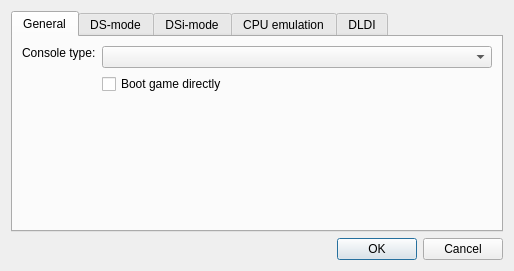
The window that src/frontend/qt_sdl/EmuSettingsDialog.ui (melonDS-emu/melonDS) describes before a commit, drawn with Qt 5.
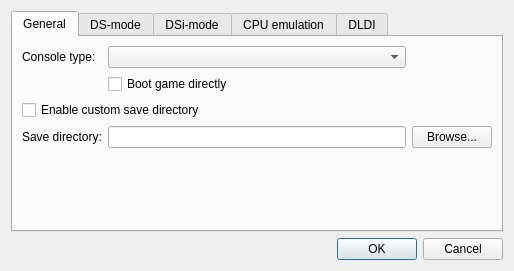
The same window after the commit.

Diff of the .ui file:
```diff
--- a/src/frontend/qt_sdl/EmuSettingsDialog.ui
+++ b/src/frontend/qt_sdl/EmuSettingsDialog.ui
@@ -32,7 +32,7 @@
       <attribute name="title">
        <string>General</string>
       </attribute>
-      <layout class="QFormLayout" name="formLayout_4">
+      <layout class="QGridLayout" name="gridLayout_3">
        <item row="1" column="1">
         <widget class="QComboBox" name="cbxConsoleType">
          <property name="sizePolicy">
@@ -56,7 +56,7 @@
          </property>
         </widget>
        </item>
-       <item row="3" column="0">
+       <item row="5" column="0">
         <spacer name="verticalSpacer_2">
          <property name="orientation">
           <enum>Qt::Vertical</enum>
@@ -82,6 +82,37 @@
          </property>
         </widget>
        </item>
+       <item row="3" column="0" colspan="2">
+        <widget class="QCheckBox" name="chkCustomSaveDir">
+         <property name="text">
+          <string>Enable custom save directory</string>
+         </property>
+        </widget>
+       </item>
+       <item row="4" column="0">
+        <widget class="QLabel" name="label_12">
+         <property name="sizePolicy">
+          <sizepolicy hsizetype="Preferred" vsizetype="Fixed">
+           <horstretch>0</horstretch>
+           <verstretch>0</verstretch>
+          </sizepolicy>
+         </property>
+         <property name="text">
+          <string>Save directory:</string>
+         </property>
+        </widget>
+       </item>
+       <item row="4" column="1">
+        <widget class="QLineEdit" name="txtSavePath">
+        </widget>
+       </item>
+       <item row="4" column="2">
+        <widget class="QPushButton" name="btnSaveBrowse">
+         <property name="text">
+          <string>Browse...</string>
+         </property>
+        </widget>
+       </item>
       </layout>
      </widget>
      <widget class="QWidget" name="tab_2">
```
